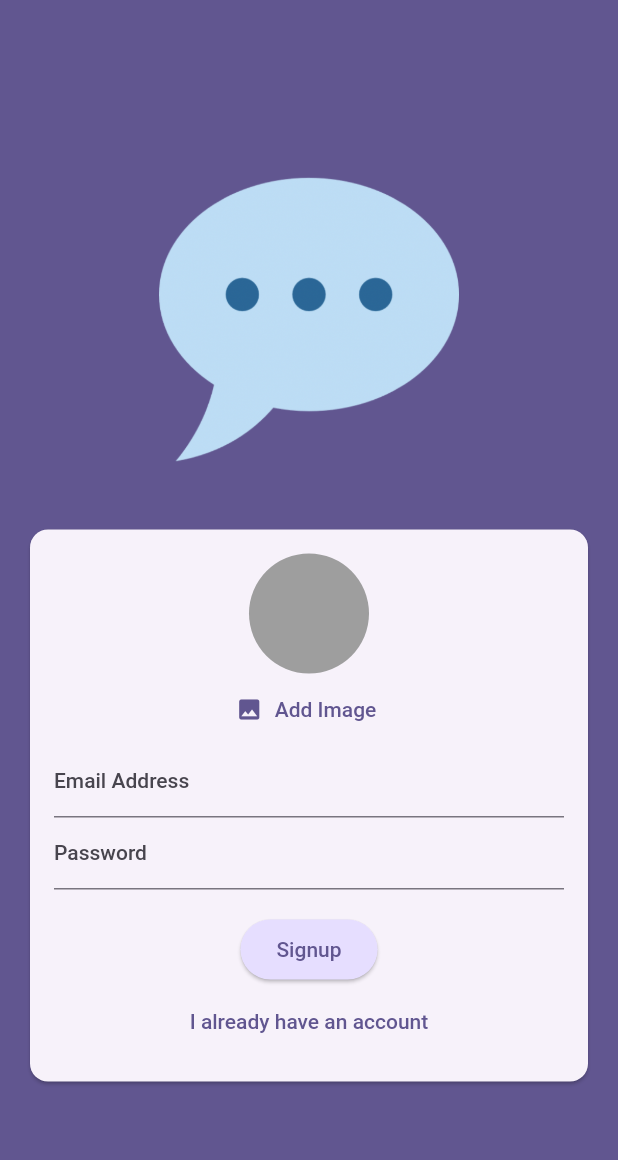
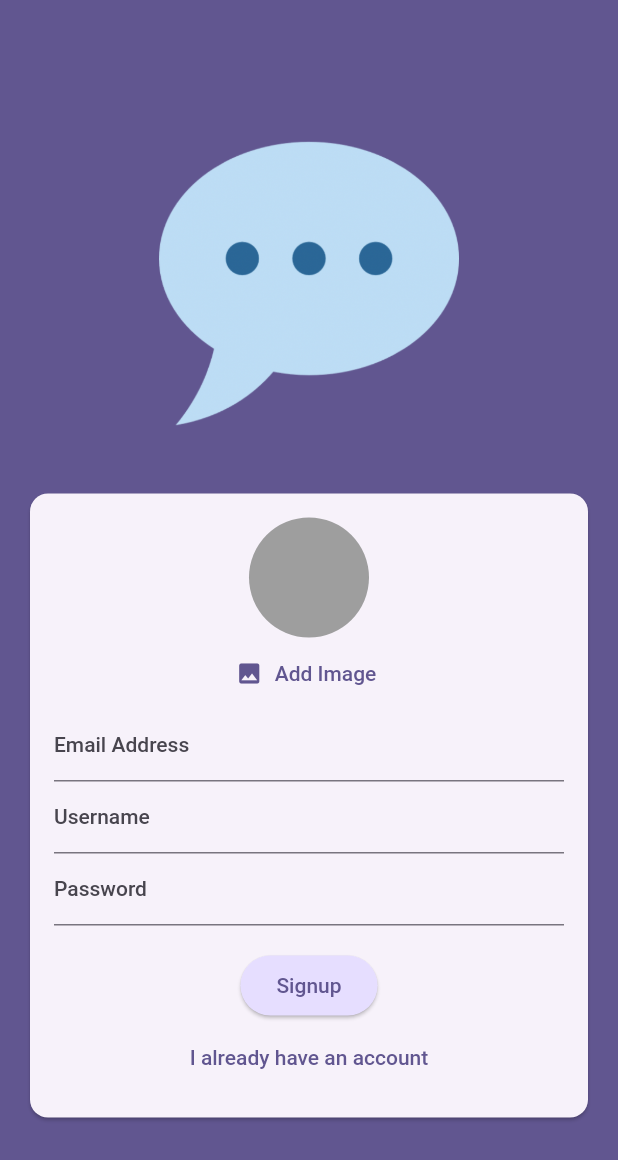
Before and after one commit to koorzenb/chat-app, a Flutter app: the screen it shows after launch, after a tap on "Create an account", on a phone screen of 412 x 824 dp. Shown: the top 1160 px of the screen. Run offline on Flutter 3.47's test engine with Material 2 defaults, Android fonts, the phone set to English and light mode, and no system bars; our stand-ins replace cloud_firestore, firebase_auth, firebase_core, firebase_storage, image_picker; accounts and stored records are empty; network calls fail.

Commit message:
Storing a Username

```diff
--- a/lib/screens/auth_screen.dart
+++ b/lib/screens/auth_screen.dart
@@ -19,6 +19,7 @@ class _AuthScreenState extends State<AuthScreen> {
   final _formKey = GlobalKey<FormState>();
   var _enteredEmail = '';
   var _enteredPassword = '';
+  var _enteredUsername = '';
   var _isLogin = true;
   File? _selectedImage;
   var _isAuthenticating = false;
@@ -45,7 +46,7 @@ class _AuthScreenState extends State<AuthScreen> {
         final imageUrl = await storageRef.getDownloadURL();
 
         await FirebaseFirestore.instance.collection('users').doc(userCredentials.user!.uid).set({
-          'username': 'todo',
+          'username': _enteredUsername,
           'email': _enteredEmail,
           'url': imageUrl,
         });
@@ -106,6 +107,12 @@ class _AuthScreenState extends State<AuthScreen> {
                             textCapitalization: TextCapitalization.none,
                             onSaved: (newValue) => _enteredEmail = newValue!,
                           ),
+                          if (!_isLogin)
+                            TextFormField(
+                              decoration: const InputDecoration(labelText: 'Username'),
+                              enableSuggestions: false,
+                              onSaved: (newValue) => _enteredUsername = newValue!,
+                            ),
                           TextFormField(
                             decoration: const InputDecoration(labelText: 'Password'),
                             obscureText: true,
```
